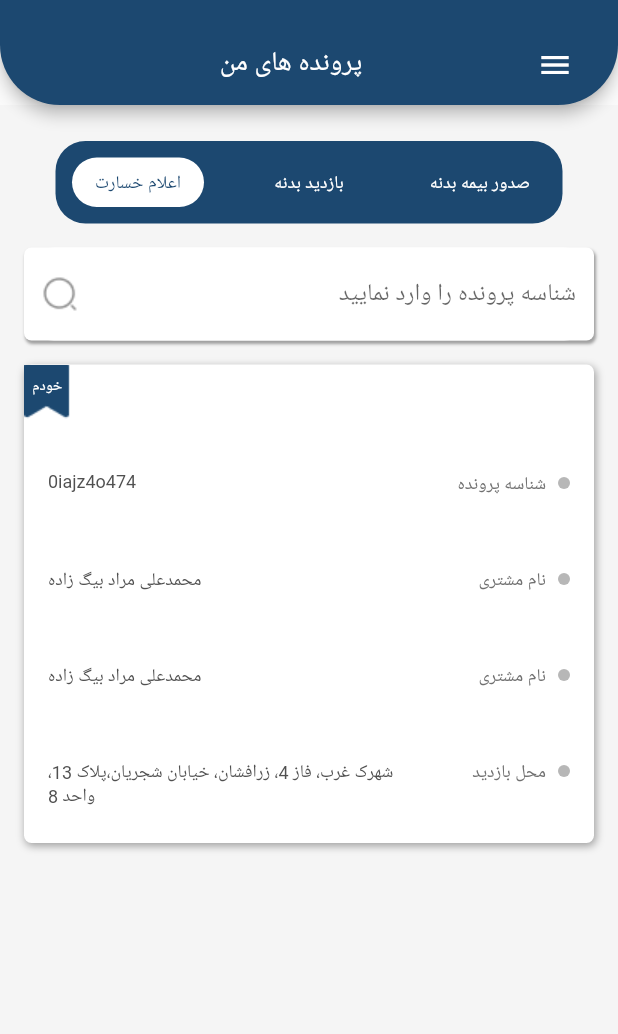
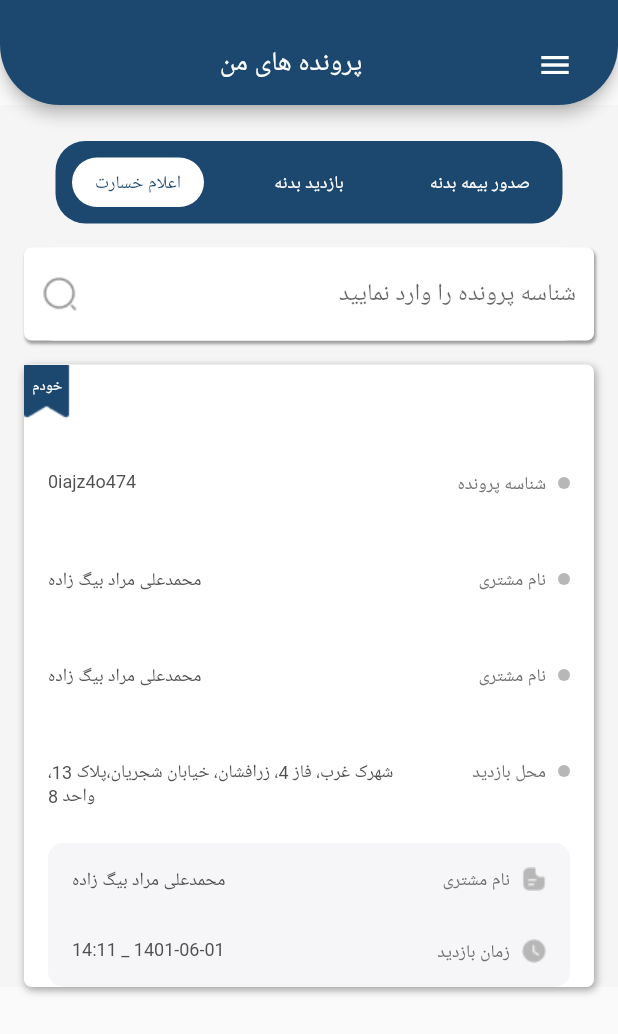
Before and after one commit to shahram1371/arisa, a Flutter app: the screen it shows after launch, on a phone screen of 412 x 824 dp. Shown: the top 1034 px of the screen. Run offline on Flutter 3.47's test engine with Material 2 defaults, Android fonts, the phone set to English and light mode, and no system bars; our stand-ins replace get.

Commit message:
fi grey card

```diff
--- a/lib/view/widgets/arisa_body.dart
+++ b/lib/view/widgets/arisa_body.dart
@@ -11,7 +11,8 @@ class ArisaBody extends StatelessWidget {
   Widget build(BuildContext context) {
     return Container(
       color: const Color(0xfff5f5f5),
-      child: ListView(
+      child: SingleChildScrollView(
+        child: Column(
           children: const [
             SizedBox(height: 24),
             SlideSegment(),
@@ -21,6 +22,7 @@ class ArisaBody extends StatelessWidget {
             SpecificationCard(),
           ],
         ),
+      ),
     );
   }
 }
--- a/lib/view/widgets/specification_card.dart
+++ b/lib/view/widgets/specification_card.dart
@@ -44,6 +44,7 @@ class SpecificationCard extends StatelessWidget {
                         firstext: 'محل بازدید',
                         secondtext:
                             'شهرک غرب، فاز 4، زرافشان، خیابان شجریان،پلاک 13، واحد 8'),
+                    greyCard(context)
                   ],
                 ),
               ),
@@ -51,6 +52,31 @@ class SpecificationCard extends StatelessWidget {
             const BookMark(),
           ],
         ));
+  }
+
+  Widget greyCard(BuildContext context) {
+    return Padding(
+      padding: const EdgeInsets.symmetric(horizontal: 16),
+      child: Container(
+        decoration: BoxDecoration(
+            color: const Color(0xffF6F6F8),
+            borderRadius: BorderRadius.circular(10)),
+        child: Column(
+          children: [
+            greyelementRow(
+                context: context,
+                firstext: 'نام مشتری',
+                asset: 'assets/file_state.png',
+                secondtext: 'محمدعلی مراد بیگ زاده'),
+            greyelementRow(
+                context: context,
+                firstext: 'زمان بازدید',
+                asset: 'assets/time.png',
+                secondtext: '14:11 _ 1401-06-01'),
+          ],
+        ),
+      ),
+    );
   }
 
   Widget elementRow(
@@ -97,4 +123,52 @@ class SpecificationCard extends StatelessWidget {
       ),
     );
   }
+
+  Widget greyelementRow(
+      {required BuildContext context,
+      required String firstext,
+      required String secondtext,
+      required String asset}) {
+    final screenHeight = MediaQuery.of(context).size.width;
+    return Padding(
+      padding: const EdgeInsets.symmetric(horizontal: 16, vertical: 16),
+      child: Row(
+        mainAxisAlignment: MainAxisAlignment.spaceBetween,
+        crossAxisAlignment: CrossAxisAlignment.start,
+        children: [
+          SizedBox(
+            width: .57 * screenHeight,
+            child: Text(
+              secondtext,
+              maxLines: 2,
+              style: const TextStyle(
+                  fontWeight: FontWeight.w400,
+                  fontSize: 12,
+                  color: Color(0xff505050)),
+            ),
+          ),
+          Row(
+            children: [
+              Padding(
+                padding: const EdgeInsets.only(right: 2.0),
+                child: Text(
+                  firstext,
+                  style: const TextStyle(
+                      fontWeight: FontWeight.w400,
+                      fontSize: 12,
+                      color: Color(0xff707070)),
+                ),
+              ),
+              const SizedBox(
+                width: 6,
+              ),
+              Image.asset(
+                asset,
+              )
+            ],
+          ),
+        ],
+      ),
+    );
+  }
 }
--- a/pubspec.yaml
+++ b/pubspec.yaml
@@ -64,6 +64,8 @@ flutter:
   assets:
     - assets/search_icon.png
     - assets/bookmark.png
+    - assets/file_state.png
+    - assets/time.png
 
   # An image asset can refer to one or more resolution-specific "variants", see
   # https://flutter.dev/assets-and-images/#resolution-aware
```
Also changed, not shown: assets/file_state.png (added), assets/time.png (added). Lines whose indentation alone changed are shown as unchanged.
